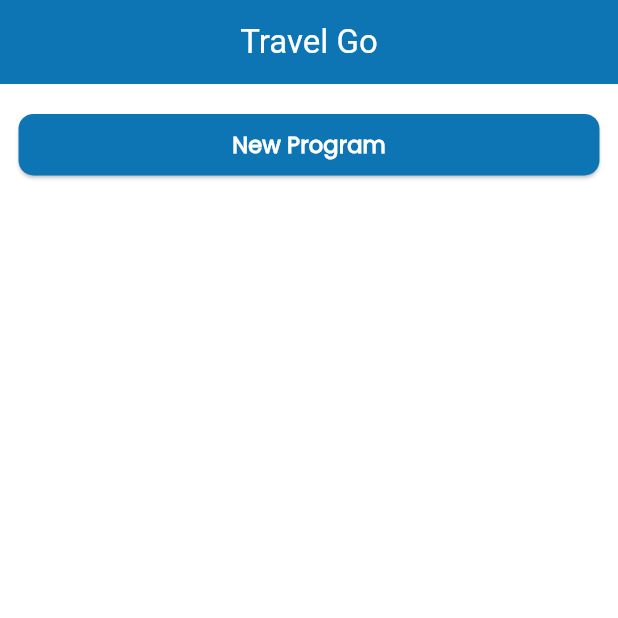
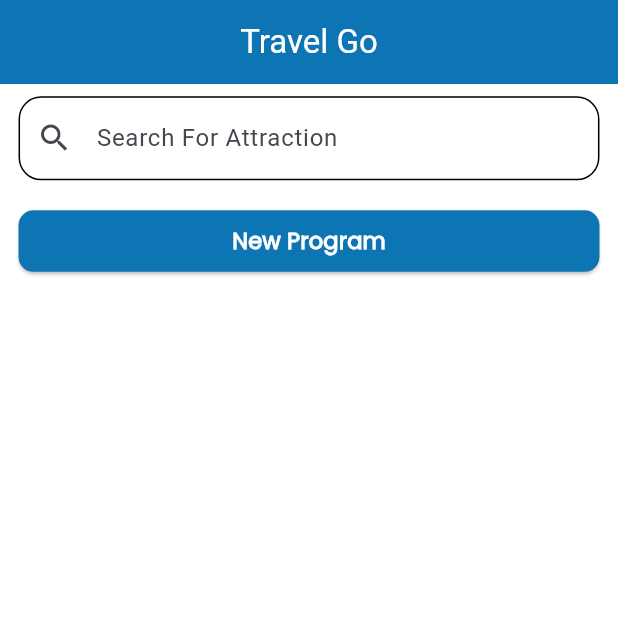
Before and after one commit to hesham81/travel-go, a Flutter app: the ExploreProgram screen opened directly, on a phone screen of 412 x 824 dp, the top half of it. Run offline on Flutter 3.47's test engine with Material 3 defaults, Android fonts, the light colour scheme and no system bars; drawn by our look-alikes of searchfield; our stand-ins replace animate_do, bot_toast, chips_choice, cloud_firestore, country_picker, dash_chat_2 and 12 more; missing offline and left inert: awesome_alert, country_state_city_picker, email_otp, google_gemini, phone_form_field; accounts and stored records are empty; key blocks and very long unbroken strings in the code were emptied for the run.

Commit message:
add search widget

```diff
--- a/lib/modules/layout/pages/admin/pages/programs/pages/explore_programs.dart
+++ b/lib/modules/layout/pages/admin/pages/programs/pages/explore_programs.dart
@@ -1,4 +1,5 @@
 import 'package:flutter/material.dart';
+import 'package:searchfield/searchfield.dart';
 import '/core/extensions/align.dart';
 import '/core/extensions/extensions.dart';
 import '/core/utils/programs_collections.dart';
@@ -19,6 +20,7 @@ class ExploreProgram extends StatefulWidget {
 class _ExploreProgramState extends State<ExploreProgram> {
   TextEditingController searchController = TextEditingController();
   List<Program> programs = [];
+  List<Program> searchedPrograms = [];
 
   @override
   void initState() {
@@ -41,6 +43,52 @@ class _ExploreProgramState extends State<ExploreProgram> {
         child: Column(
           crossAxisAlignment: CrossAxisAlignment.stretch,
           children: [
+            0.01.height.hSpace,
+            SearchField<Program>(
+              dynamicHeight: true,
+              scrollbarDecoration: ScrollbarDecoration(
+                thickness: 1.2,
+                radius: Radius.circular(15),
+              ),
+              suggestions: programs
+                  .map(
+                    (program) => SearchFieldListItem<Program>(
+                      program.programTitle,
+                      item: program,
+                      child: ListTile(
+                        title: Text(program.programTitle),
+                        subtitle: Text(program.attraction.title),
+                      ),
+                    ),
+                  )
+                  .toList(),
+              searchInputDecoration: SearchInputDecoration(
+                enabledBorder: OutlineInputBorder(
+                  borderRadius: BorderRadius.circular(15),
+                ),
+                focusedBorder: OutlineInputBorder(
+                  borderRadius: BorderRadius.circular(15),
+                ),
+                hintText: "Search For Attraction",
+                prefixIcon: Icon(Icons.search),
+                suffixIcon: (searchedPrograms.isEmpty)
+                    ? null
+                    : IconButton(
+                        onPressed: () {
+                          searchedPrograms.clear();
+                          setState(() {});
+                        },
+                        icon: Icon(
+                          Icons.search_off_outlined,
+                        ),
+                      ),
+              ),
+              onSuggestionTap: (SearchFieldListItem<Program> suggestion) {
+                if (suggestion.item != null) {
+                  setState(() {});
+                }
+              },
+            ),
             0.01.height.hSpace,
             StreamBuilder(
               stream: ProgramsCollections.getStreamPrograms(),
@@ -100,7 +148,18 @@ class _ExploreProgramState extends State<ExploreProgram> {
                       (e) => e.data(),
                     )
                     .toList();
-                return ListView.separated(
+                return Visibility(
+                  visible: searchedPrograms.isEmpty,
+                  replacement: ListView.separated(
+                    shrinkWrap: true,
+                    physics: NeverScrollableScrollPhysics(),
+                    itemBuilder: (context, index) => BuildProgramWidget(
+                      model: searchedPrograms[index],
+                    ),
+                    separatorBuilder: (context, _) => 0.01.height.hSpace,
+                    itemCount: searchedPrograms.length,
+                  ),
+                  child: ListView.separated(
                     shrinkWrap: true,
                     physics: NeverScrollableScrollPhysics(),
                     itemBuilder: (context, index) => BuildProgramWidget(
@@ -108,6 +167,7 @@ class _ExploreProgramState extends State<ExploreProgram> {
                     ),
                     separatorBuilder: (context, _) => 0.01.height.hSpace,
                     itemCount: programs.length,
+                  ),
                 );
               },
             ),
```
Lines whose indentation alone changed are shown as unchanged.
